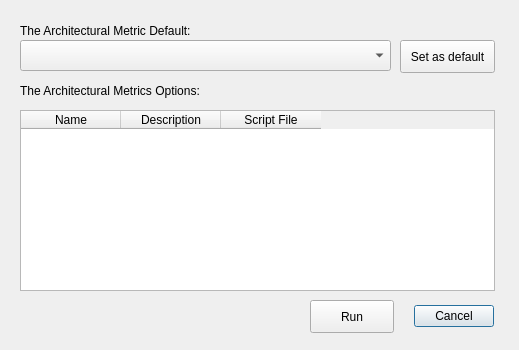
Above: duse-mt/src/plugins/jsarchitecturalmetrics/jsarchitecturalmetrics.ui from IcaroJerry/duse-mt-architecturalmetrics before the change. Below: the same form after it.
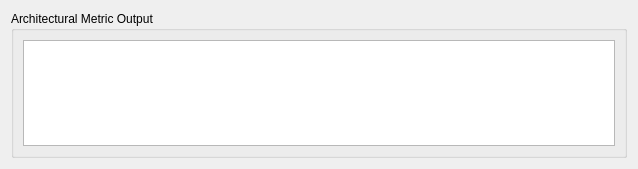
That is the form after the change.

Diff of the .ui file:
```diff
--- a/duse-mt/src/plugins/jsarchitecturalmetrics/jsarchitecturalmetrics.ui
+++ b/duse-mt/src/plugins/jsarchitecturalmetrics/jsarchitecturalmetrics.ui
@@ -1,134 +1,39 @@
 <?xml version="1.0" encoding="UTF-8"?>
 <ui version="4.0">
  <class>DuSE::JsArchitecturalMetrics</class>
- <widget class="QDialog" name="DuSE::JsArchitecturalMetrics">
+ <widget class="QWidget" name="DuSE::JsArchitecturalMetrics">
   <property name="geometry">
    <rect>
     <x>0</x>
     <y>0</y>
-    <width>519</width>
-    <height>350</height>
+    <width>638</width>
+    <height>169</height>
    </rect>
   </property>
   <property name="windowTitle">
    <string>Dialog</string>
   </property>
-  <widget class="QDialogButtonBox" name="buttonBox">
-   <property name="geometry">
-    <rect>
-     <x>410</x>
-     <y>300</y>
-     <width>84</width>
-     <height>33</height>
-    </rect>
-   </property>
-   <property name="orientation">
-    <enum>Qt::Horizontal</enum>
-   </property>
-   <property name="standardButtons">
-    <set>QDialogButtonBox::Cancel</set>
-   </property>
-   <property name="centerButtons">
-    <bool>false</bool>
-   </property>
-  </widget>
-  <widget class="QTableWidget" name="scriptsMetricsTable">
-   <property name="geometry">
-    <rect>
-     <x>20</x>
-     <y>110</y>
-     <width>475</width>
-     <height>181</height>
-    </rect>
-   </property>
-   <property name="selectionBehavior">
-    <enum>QAbstractItemView::SelectRows</enum>
-   </property>
-   <column>
-    <property name="text">
-     <string>Name</string>
-    </property>
-   </column>
-   <column>
-    <property name="text">
-     <string>Description</string>
-    </property>
-   </column>
-   <column>
-    <property name="text">
-     <string>Script File</string>
-    </property>
-   </column>
-  </widget>
-  <widget class="QPushButton" name="runPushButton">
-   <property name="geometry">
-    <rect>
-     <x>310</x>
-     <y>300</y>
-     <width>84</width>
-     <height>33</height>
-    </rect>
-   </property>
-   <property name="text">
-    <string>Run</string>
-   </property>
-  </widget>
-  <widget class="QComboBox" name="metricDefaultComboBox">
-   <property name="geometry">
-    <rect>
-     <x>20</x>
-     <y>40</y>
-     <width>371</width>
-     <height>31</height>
-    </rect>
-   </property>
-  </widget>
-  <widget class="QLabel" name="label_1">
-   <property name="geometry">
-    <rect>
-     <x>20</x>
-     <y>20</y>
-     <width>221</width>
-     <height>21</height>
-    </rect>
-   </property>
-   <property name="text">
-    <string>The Architectural Metric Default:</string>
-   </property>
-  </widget>
-  <widget class="QLabel" name="label_2">
-   <property name="geometry">
-    <rect>
-     <x>20</x>
-     <y>80</y>
-     <width>221</width>
-     <height>21</height>
-    </rect>
-   </property>
-   <property name="text">
-    <string>The Architectural Metrics Options:</string>
-   </property>
-  </widget>
-  <widget class="QPushButton" name="setDefaultPushButton">
-   <property name="geometry">
-    <rect>
-     <x>400</x>
-     <y>40</y>
-     <width>95</width>
-     <height>33</height>
-    </rect>
-   </property>
-   <property name="text">
-    <string>Set as default</string>
-   </property>
-  </widget>
-  <zorder>buttonBox</zorder>
-  <zorder>scriptsMetricsTable</zorder>
-  <zorder>runPushButton</zorder>
-  <zorder>setDefaultPushButton</zorder>
-  <zorder>metricDefaultComboBox</zorder>
-  <zorder>label_1</zorder>
-  <zorder>label_2</zorder>
+  <layout class="QGridLayout" name="gridLayout">
+   <item row="0" column="0">
+    <widget class="QGroupBox" name="groupBox">
+     <property name="title">
+      <string>Architectural Metric Output</string>
+     </property>
+     <layout class="QGridLayout" name="gridLayout_2">
+      <item row="0" column="0">
+       <widget class="QTextEdit" name="txeJsMetricEvaluation">
+        <property name="readOnly">
+         <bool>true</bool>
+        </property>
+        <property name="acceptRichText">
+         <bool>false</bool>
+        </property>
+       </widget>
+      </item>
+     </layout>
+    </widget>
+   </item>
+  </layout>
  </widget>
  <resources/>
  <connections>
```
Left out of the diff: 37 changed lines with no effect on the pictures.
